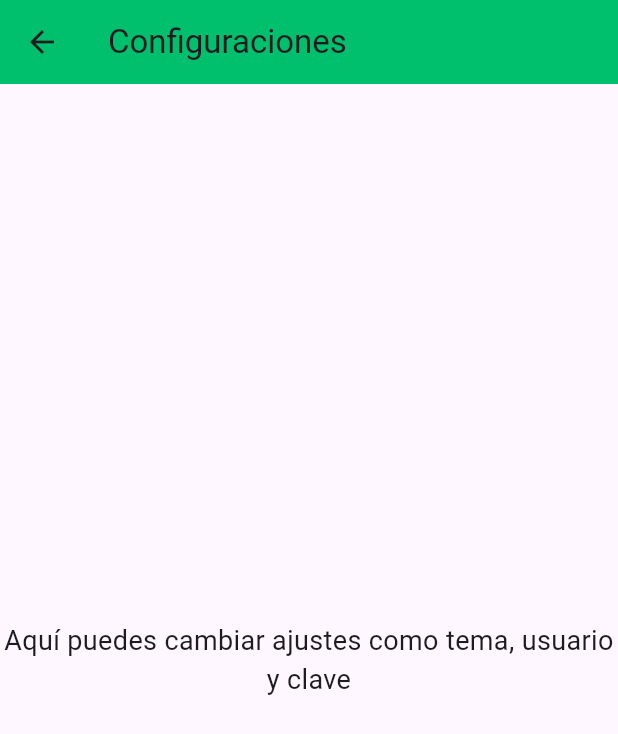
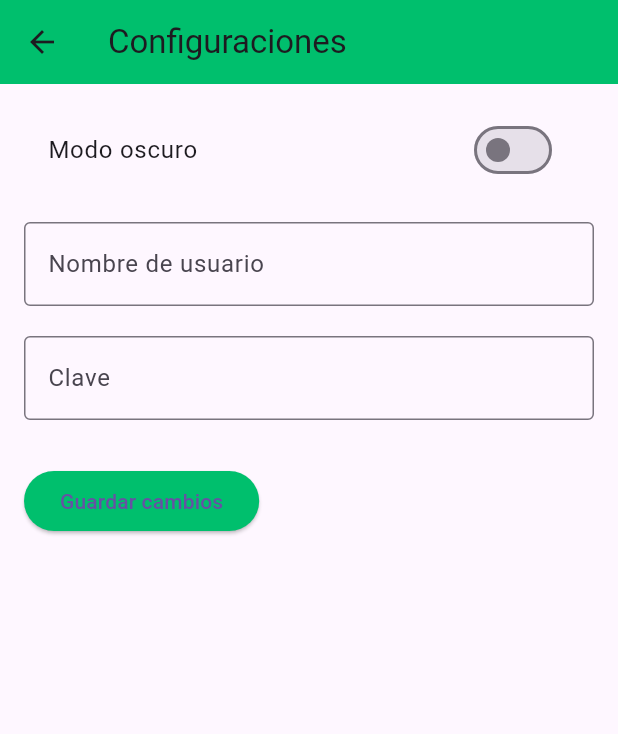
Before and after one commit to juan-sotelo1994/appejemplo, a Flutter app: the Configuracion screen opened directly, on a phone screen of 412 x 824 dp. Shown: the top 734 px of the screen. Run offline on Flutter 3.47's test engine with Material 3 defaults, Android fonts, the phone set to English and light mode, and no system bars; our stand-ins replace animated_splash_screen, flutter_svg; missing offline and left inert: circular_menu; network calls fail.

Commit message:
wersion10

```diff
--- a/lib/widgets/configuracion/configuracion.dart
+++ b/lib/widgets/configuracion/configuracion.dart
@@ -1,7 +1,16 @@
 import 'package:flutter/material.dart';
 
-class Configuracion extends StatelessWidget {
+class Configuracion extends StatefulWidget {
   const Configuracion({super.key});
+
+  @override
+  State<Configuracion> createState() => _ConfiguracionState();
+}
+
+class _ConfiguracionState extends State<Configuracion> {
+  bool _isDarkMode = false;
+  final TextEditingController _usernameController = TextEditingController();
+  final TextEditingController _passwordController = TextEditingController();
 
   @override
   Widget build(BuildContext context) {
@@ -10,11 +19,52 @@ class Configuracion extends StatelessWidget {
         title: const Text("Configuraciones"),
         backgroundColor: const Color.fromARGB(255, 0, 191, 109),
       ),
-      body: const Center(
-        child: Text(
-          "Aquí puedes cambiar ajustes como tema, usuario y clave",
-          textAlign: TextAlign.center,
-          style: TextStyle(fontSize: 18),
+      body: Padding(
+        padding: const EdgeInsets.all(16),
+        child: Column(
+          crossAxisAlignment: CrossAxisAlignment.start,
+          children: [
+            SwitchListTile(
+              title: const Text("Modo oscuro"),
+              value: _isDarkMode,
+              onChanged: (value) {
+                setState(() {
+                  _isDarkMode = value;
+                });
+              },
+            ),
+            const SizedBox(height: 20),
+            TextField(
+              controller: _usernameController,
+              decoration: const InputDecoration(
+                labelText: "Nombre de usuario",
+                border: OutlineInputBorder(),
+              ),
+            ),
+            const SizedBox(height: 20),
+            TextField(
+              controller: _passwordController,
+              obscureText: true,
+              decoration: const InputDecoration(
+                labelText: "Clave",
+                border: OutlineInputBorder(),
+              ),
+            ),
+            const SizedBox(height: 30),
+            ElevatedButton(
+              onPressed: () {
+                Navigator.pop(context, {
+                  'isDarkMode': _isDarkMode,
+                  'username': _usernameController.text,
+                  'password': _passwordController.text,
+                });
+              },
+              style: ElevatedButton.styleFrom(
+                backgroundColor: const Color.fromARGB(255, 0, 191, 109),
+              ),
+              child: const Text("Guardar cambios"),
+            ),
+          ],
         ),
       ),
     );
```
